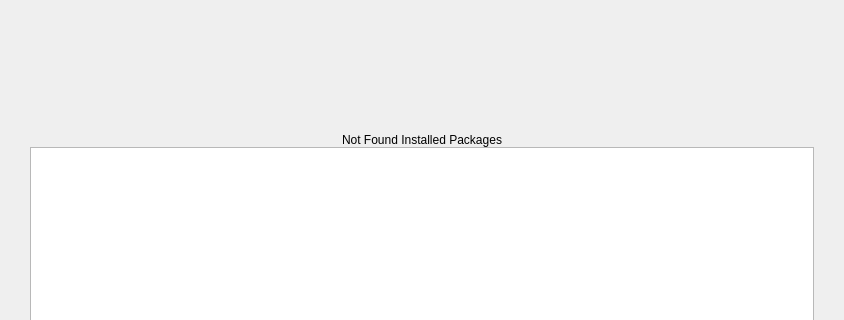
s4solutionsllc/Nexis, file shared/stacer/Pages/Uninstaller/uninstallerpage.ui: the form before one commit; both pictures show x 0 to 844 and y 93 to 413 of the 844 by 635 pixel window.
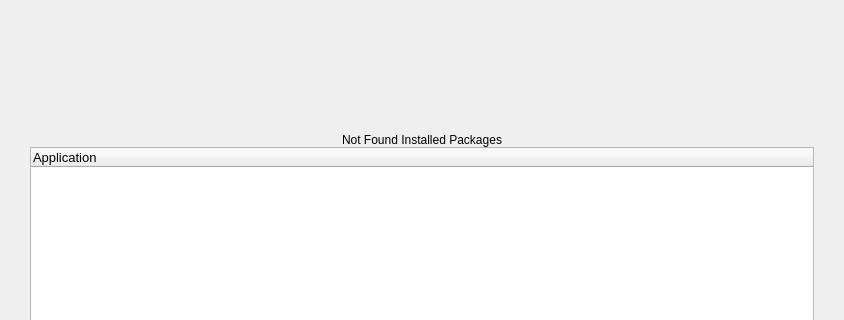
The form after the commit.

Commit message:
style(ui): unify Uninstaller and Homebrew tree views to match System Cleaner table layout (BUG-23)
Replace card-style QSS (rounded corners, card backgrounds, no header)
with bordered table styling matching #treeWidgetScanResult: visible
header row, row dividers, flat items, 6px border-radius container.
Enable column headers in Uninstaller (.ui + .cpp) and Homebrew tree
(programmatic). Split #listWidgetSnapPackages into standalone rules.

Diff of the .ui file:
```diff
--- a/shared/stacer/Pages/Uninstaller/uninstallerpage.ui
+++ b/shared/stacer/Pages/Uninstaller/uninstallerpage.ui
@@ -145,14 +145,14 @@
           <number>20</number>
          </property>
          <property name="headerHidden">
-          <bool>true</bool>
+          <bool>false</bool>
          </property>
          <property name="columnCount">
           <number>1</number>
          </property>
          <column>
           <property name="text">
-           <string notr="true">1</string>
+           <string>Application</string>
           </property>
          </column>
         </widget>
```
The commit also changes 4 other files.
